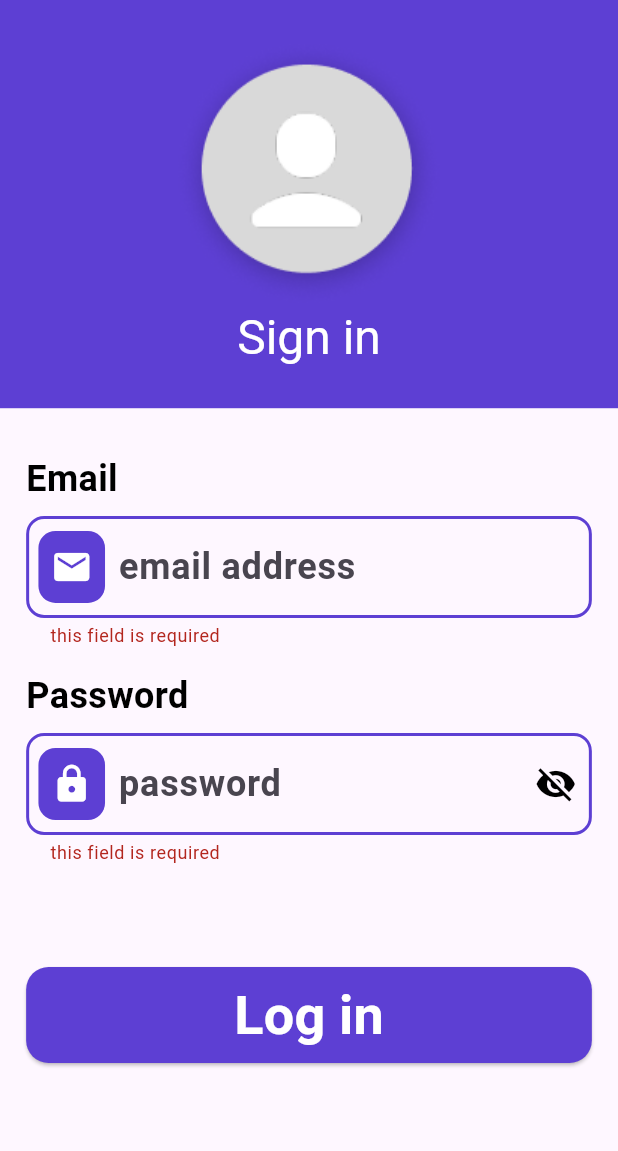
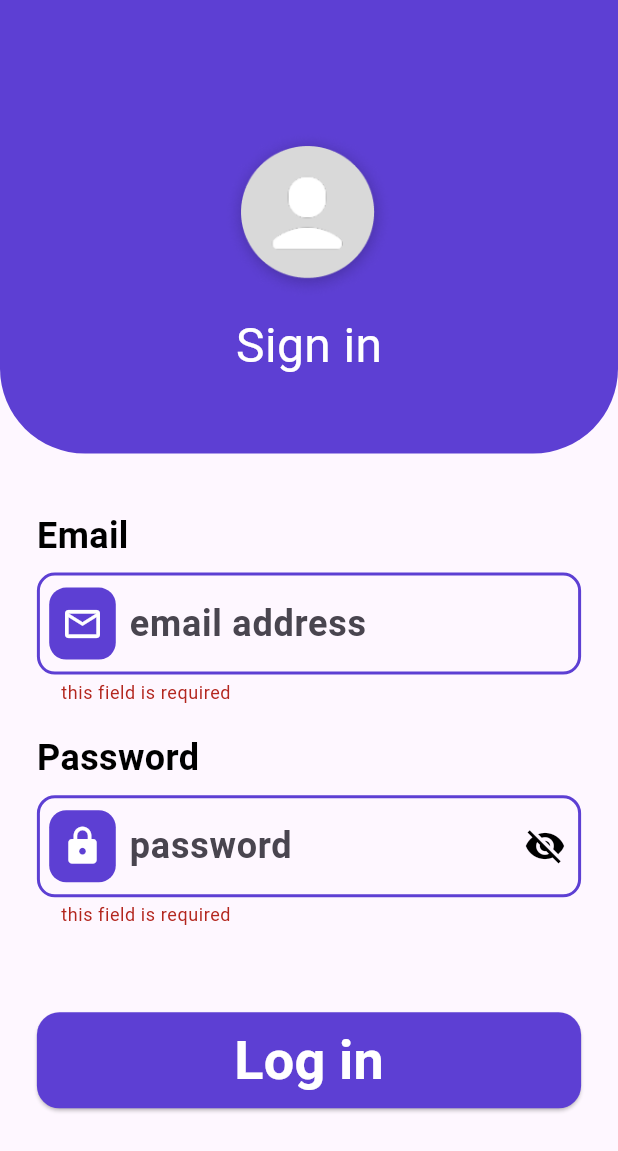
Before and after one commit to Fouad-prog-code/my_guide, a Flutter app: the screen it shows after launch, after a tap on "Log in", on a phone screen of 412 x 824 dp. Shown: the top 1151 px of the screen. Run offline on Flutter 3.47's test engine with Material 3 defaults, Android fonts, the phone set to English and light mode, and no system bars; our stand-ins replace flutter_screenutil, google_fonts.

Commit message:
edit on login page

```diff
--- a/lib/features/ui/auth/login/login_screen.dart
+++ b/lib/features/ui/auth/login/login_screen.dart
@@ -17,49 +17,63 @@ class LoginScreen extends StatelessWidget {
 
   final TextEditingController passwordController = TextEditingController();
 
-  GlobalKey<FormState> formKey = GlobalKey();
+  final GlobalKey<FormState> formKey = GlobalKey();
 
   bool isLoading = false;
 
   @override
   Widget build(BuildContext context) {
     return Scaffold(
-      appBar: AppBar(
-        centerTitle: true,
-        toolbarHeight: 288.h,
-        backgroundColor: AppColors.primaryColor,
-        title: Column(
+      body: SingleChildScrollView(
+        child: Column(
           children: [
-            Image.asset(AppAssets.userImage),
+            Container(
+              height: 320.h,
+              width: double.infinity,
+              decoration: BoxDecoration(
+                color: AppColors.primaryColor,
+                borderRadius: BorderRadius.only(
+                  bottomLeft: Radius.circular(60.r),
+                  bottomRight: Radius.circular(60.r),
+                ),
+              ),
+              child: Column(
+                mainAxisAlignment: MainAxisAlignment.center,
+                children: [
+                  SizedBox(height: 40.h),
+                  Image.asset(AppAssets.userImage, height: 120.h),
+                  SizedBox(height: 8.h),
                   Text('Sign in', style: AppStyles.regural32White),
                 ],
               ),
             ),
-      body: Padding(
-        padding: EdgeInsets.symmetric(horizontal: 17.w, vertical: 32.h),
-        child: SingleChildScrollView(
+
+            // Form Section
+            Padding(
+              padding: EdgeInsets.symmetric(horizontal: 24.w, vertical: 40.h),
               child: Form(
                 key: formKey,
                 child: Column(
+                  crossAxisAlignment: CrossAxisAlignment.stretch,
                   children: [
                     CustomTextFormField(
                       hintText: 'email address',
                       labelText: 'Email',
-                  icon: Icons.email,
+                      icon: Icons.email_outlined,
                       controller: emailController,
-                  validator: (value) {
-                    return AppValidators.validateEmail(email: value);
-                  },
+                      validator: (value) =>
+                          AppValidators.validateEmail(email: value),
                     ),
-                SizedBox(height: 16.h),
+                    SizedBox(height: 20.h),
                     CustomPasswordTextField(
                       hintText: 'password',
                       controller: passwordController,
-                  validator: (value) {
-                    return AppValidators.validatePassword(password: value);
-                  },
+                      validator: (value) =>
+                          AppValidators.validatePassword(password: value),
                     ),
-                SizedBox(height: 72.h),
+
+                    SizedBox(height: 60.h),
+
                     CustomElevatedButton(
                       text: 'Log in',
                       isLoading: isLoading,
@@ -76,6 +90,8 @@ class LoginScreen extends StatelessWidget {
                 ),
               ),
             ),
+          ],
+        ),
       ),
     );
   }
```
Lines whose indentation alone changed are shown as unchanged.
